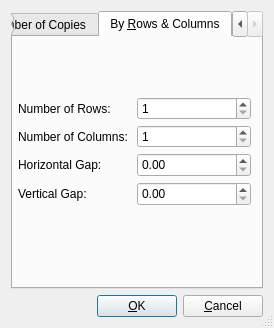
Before: the Qt Designer form scribus/multipleduplicate.ui in scribusproject/scribus, drawn with Qt 5.
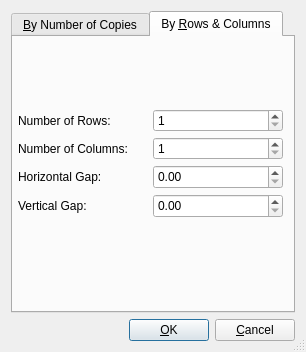
After: the same form once the commit is applied. The open tabs and pages were chosen to show the change. Custom widgets are drawn as their Qt base class.

Commit message: #12986: Increase max duplicate count

The edit to the form file:
```diff
--- a/scribus/multipleduplicate.ui
+++ b/scribus/multipleduplicate.ui
@@ -1,12 +1,12 @@
 <ui version="4.0" >
  <class>MultipleDuplicate</class>
- <widget class="QDialog" name="MultipleDuplicate" >
-  <property name="geometry" >
+ <widget class="QDialog" name="MultipleDuplicate">
+  <property name="geometry">
    <rect>
     <x>0</x>
     <y>0</y>
-    <width>274</width>
-    <height>328</height>
+    <width>306</width>
+    <height>352</height>
    </rect>
   </property>
   <property name="windowTitle" >
@@ -216,21 +216,21 @@
       <attribute name="title" >
        <string>By &amp;Rows &amp;&amp; Columns</string>
       </attribute>
-      <layout class="QVBoxLayout" >
-       <property name="spacing" >
-        <number>6</number>
+      <layout class="QVBoxLayout">
+       <property name="leftMargin">
+        <number>0</number>
        </property>
-       <property name="margin" >
+       <property name="topMargin">
+        <number>0</number>
+       </property>
+       <property name="rightMargin">
+        <number>0</number>
+       </property>
+       <property name="bottomMargin">
         <number>0</number>
        </property>
        <item>
-        <layout class="QHBoxLayout" >
-         <property name="spacing" >
-          <number>6</number>
-         </property>
-         <property name="margin" >
-          <number>0</number>
-         </property>
+        <layout class="QHBoxLayout">
          <item>
           <layout class="QGridLayout" >
            <property name="margin" >
@@ -239,9 +239,18 @@
            <property name="spacing" >
             <number>5</number>
            </property>
-           <item row="3" column="0" >
-            <widget class="QLabel" name="vertRCLabel" >
-             <property name="text" >
+           <property name="rightMargin">
+            <number>5</number>
+           </property>
+           <property name="bottomMargin">
+            <number>5</number>
+           </property>
+           <property name="spacing">
+            <number>5</number>
+           </property>
+           <item row="3" column="0">
+            <widget class="QLabel" name="vertRCLabel">
+             <property name="text">
               <string>Vertical Gap:</string>
              </property>
              <property name="wordWrap" >
@@ -254,6 +263,9 @@
              <property name="minimum" >
               <number>1</number>
              </property>
+             <property name="maximum">
+              <number>999</number>
+             </property>
             </widget>
            </item>
            <item row="2" column="1" >
@@ -281,6 +293,9 @@
              <property name="minimum" >
               <number>1</number>
              </property>
+             <property name="maximum">
+              <number>999</number>
+             </property>
             </widget>
            </item>
            <item row="0" column="0" >
@@ -354,13 +369,7 @@
     </widget>
    </item>
    <item>
-    <layout class="QHBoxLayout" >
-     <property name="spacing" >
-      <number>6</number>
-     </property>
-     <property name="margin" >
-      <number>0</number>
-     </property>
+    <layout class="QHBoxLayout">
      <item>
       <spacer>
        <property name="orientation" >
@@ -410,7 +419,7 @@
    </item>
   </layout>
  </widget>
- <layoutdefault spacing="6" margin="11" />
+ <layoutdefault spacing="6" margin="11"/>
  <customwidgets>
   <customwidget>
    <class>ScrSpinBox</class>
```
Left out of the diff: 261 changed lines with no effect on the pictures.
